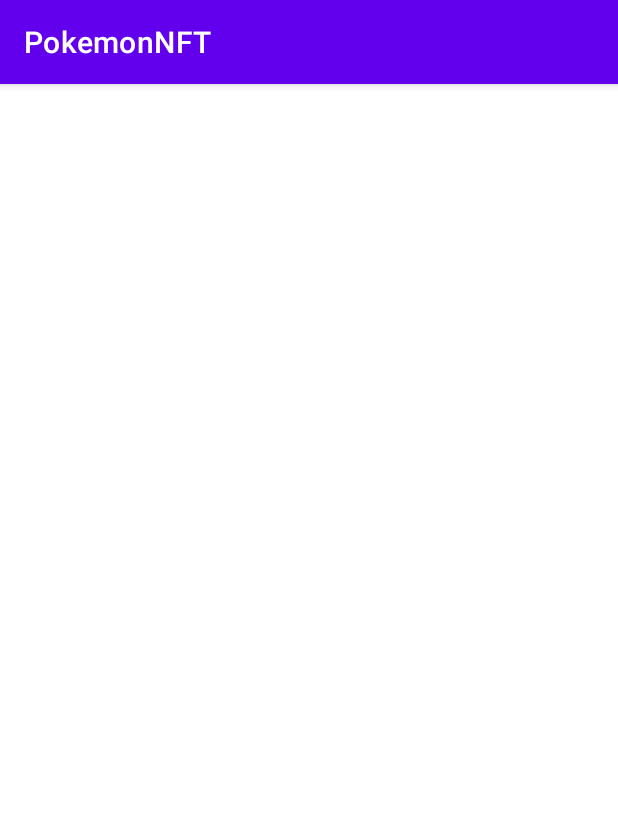
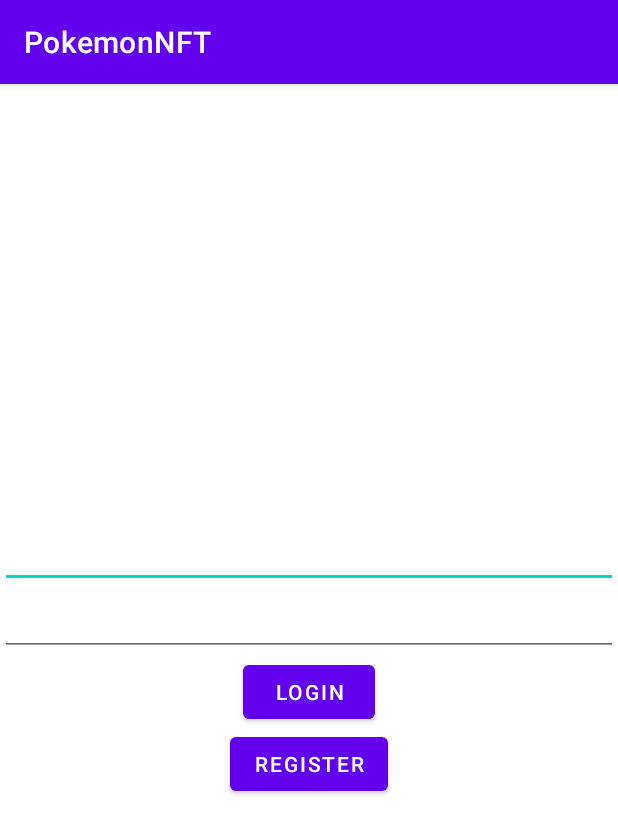
Before and after one commit to tahirikosan/pokemonnft, an Android app: the screen it shows after launch (MainActivity), on a phone screen of 412 x 824 dp. Shown: the top 834 px of the screen. Run offline under Robolectric (Android 15) with nearby library versions, the phone set to English and light mode, and no system bars; our stand-ins replace Dagger/Hilt's generated code, Firebase (no records; nobody signed in at launch, a user with empty details on screens opened directly), Timber.

Commit message:
fet: Add User firebase Auth. Add Game menu. Add wallet creation and wallet login.

```diff
--- a/app/build.gradle
+++ b/app/build.gradle
@@ -114,6 +114,7 @@ dependencies {
     // Import the Firebase BoM
     implementation platform('com.google.firebase:firebase-bom:29.0.3')
     implementation 'com.google.firebase:firebase-analytics-ktx'
+    implementation 'com.google.firebase:firebase-auth-ktx'
 
     //Navigation
     def nav_version = "2.4.0"
--- a/app/src/main/java/com/tahirikosan/pokemonnft/MainActivity.kt
+++ b/app/src/main/java/com/tahirikosan/pokemonnft/MainActivity.kt
@@ -6,6 +6,7 @@ import dagger.hilt.android.AndroidEntryPoint
 
 @AndroidEntryPoint
 class MainActivity : AppCompatActivity() {
+
     override fun onCreate(savedInstanceState: Bundle?) {
         super.onCreate(savedInstanceState)
         setContentView(R.layout.activity_main)
--- a/app/src/main/java/com/tahirikosan/pokemonnft/data/response/wallet/CreateWalletResponse.kt
+++ b/app/src/main/java/com/tahirikosan/pokemonnft/data/response/wallet/WalletResponse.kt
@@ -1,6 +1,6 @@
 package com.tahirikosan.pokemonnft.data.response.wallet
 
-data class CreateWalletResponse(
+data class WalletResponse(
     val address: String,
     val mnemonic: Mnemonic,
     val privateKey: String
--- /dev/null
+++ b/app/src/main/java/com/tahirikosan/pokemonnft/ui/auth/AuthFragment.kt
@@ -0,0 +1,75 @@
+package com.tahirikosan.pokemonnft.ui.auth
+
+import android.os.Bundle
+import android.view.View
+import android.widget.Toast
+import androidx.fragment.app.viewModels
+import androidx.navigation.fragment.findNavController
+import com.google.firebase.auth.FirebaseAuth
+import com.google.firebase.auth.ktx.auth
+import com.google.firebase.ktx.Firebase
+import com.tahirikosan.pokemonnft.base.BaseFragment
+import com.tahirikosan.pokemonnft.data.remote.Resource
+import com.tahirikosan.pokemonnft.databinding.FragmentAuthBinding
+import com.tahirikosan.pokemonnft.utils.Utils
+import com.tahirikosan.pokemonnft.utils.Utils.enable
+import com.tahirikosan.pokemonnft.utils.Utils.showToastShort
+import com.tahirikosan.pokemonnft.utils.Utils.trimmedText
+import com.tahirikosan.pokemonnft.utils.Utils.visible
+import dagger.hilt.android.AndroidEntryPoint
+import timber.log.Timber
+
+@AndroidEntryPoint
+class AuthFragment : BaseFragment<FragmentAuthBinding>(FragmentAuthBinding::inflate) {
+
+    private val viewModel by viewModels<AuthViewModel>()
+    private lateinit var auth: FirebaseAuth
+
+    override fun onViewCreated(view: View, savedInstanceState: Bundle?) {
+        super.onViewCreated(view, savedInstanceState)
+        // Initialize Firebase Auth
+        auth = Firebase.auth
+        observe()
+        handleClicks()
+    }
+
+    override fun onStart() {
+        super.onStart()
+        // Check if user is signed in (non-null) and update UI accordingly.
+        val currentUser = auth.currentUser
+        if (currentUser != null) {
+            routeToWalletConnectionPage()
+        }
+    }
+
+    private fun handleClicks() {
+        with(binding) {
+            btnLogin.setOnClickListener {
+                login()
+            }
+        }
+    }
+
+    private fun observe() {
+    }
+
+    private fun login() {
+        val email = binding.etEmail.trimmedText()
+        val password = binding.etPassword.trimmedText()
+        auth.signInWithEmailAndPassword(email, password)
+            .addOnCompleteListener(requireActivity()) { task ->
+                if (task.isSuccessful) {
+                    // Sign in success, update UI with the signed-in user's information
+                    showToastShort(requireContext(), "signInWithEmail:success")
+                    val user = auth.currentUser
+                } else {
+                    // If sign in fails, display a message to the user.
+                    showToastShort(requireContext(), "signInWithEmail:failure")
+                }
+            }
+    }
+
+    private fun routeToWalletConnectionPage(){
+        findNavController().navigate(AuthFragmentDirections.actionAuthFragmentToWalletConnectionFragment())
+    }
+}
--- /dev/null
+++ b/app/src/main/java/com/tahirikosan/pokemonnft/ui/auth/RegisterFragment.kt
@@ -0,0 +1,4 @@
+package com.tahirikosan.pokemonnft.ui.auth
+
+class RegisterFragment {
+}
--- a/app/src/main/java/com/tahirikosan/pokemonnft/utils/Utils.kt
+++ b/app/src/main/java/com/tahirikosan/pokemonnft/utils/Utils.kt
@@ -2,6 +2,7 @@ package com.tahirikosan.pokemonnft.utils
 
 import android.content.Context
 import android.view.View
+import android.widget.EditText
 import android.widget.Toast
 
 object Utils {
@@ -24,4 +25,6 @@ object Utils {
         visibility = if (isVisible) View.VISIBLE else View.GONE
     }
 
+    fun EditText.trimmedText() = this.text.trim().toString()
+
 }
--- a/app/src/main/res/layout/fragment_auth.xml
+++ b/app/src/main/res/layout/fragment_auth.xml
@@ -3,6 +3,54 @@
     android:layout_width="match_parent"
     android:layout_height="match_parent"
     xmlns:app="http://schemas.android.com/apk/res-auto">
+
+    <LinearLayout
+        android:layout_width="match_parent"
+        android:layout_height="wrap_content"
+        android:orientation="vertical"
+        app:layout_constraintTop_toTopOf="parent"
+        app:layout_constraintEnd_toEndOf="parent"
+        app:layout_constraintStart_toStartOf="parent"
+        app:layout_constraintBottom_toBottomOf="parent">
+
+        <EditText
+            android:id="@+id/et_email"
+            android:layout_width="match_parent"
+            android:layout_height="wrap_content"
+            android:inputType="textEmailAddress"/>
+
+        <EditText
+            android:id="@+id/et_password"
+            android:layout_width="match_parent"
+            android:layout_height="wrap_content"/>
+
+        <Button
+            android:id="@+id/btn_login"
+            android:layout_width="wrap_content"
+            android:layout_height="wrap_content"
+            android:layout_gravity="center_horizontal"
+            android:text="Login"
+            android:visibility="visible"
+            app:layout_constraintTop_toTopOf="parent"
+            app:layout_constraintEnd_toEndOf="parent"
+            app:layout_constraintBottom_toBottomOf="parent"
+            app:layout_constraintStart_toStartOf="parent"/>
+
+        <Button
+            android:id="@+id/btn_register"
+            android:layout_width="wrap_content"
+            android:layout_height="wrap_content"
+            android:layout_gravity="center_horizontal"
+            android:text="Register"
+            android:visibility="visible"
+            app:layout_constraintTop_toTopOf="parent"
+            app:layout_constraintEnd_toEndOf="parent"
+            app:layout_constraintBottom_toBottomOf="parent"
+            app:layout_constraintStart_toStartOf="parent"/>
+
+
+
+    </LinearLayout>
 
     <ProgressBar
         android:id="@+id/view_loading"
@@ -14,33 +62,4 @@
         app:layout_constraintBottom_toBottomOf="parent"
         app:layout_constraintStart_toStartOf="parent"/>
 
-    <Button
-        android:id="@+id/btn_create_wallet"
-        android:layout_width="wrap_content"
-        android:layout_height="wrap_content"
-        android:text="Create wallet"
-        app:layout_constraintTop_toTopOf="parent"
-        app:layout_constraintEnd_toEndOf="parent"
-        app:layout_constraintBottom_toBottomOf="parent"
-        app:layout_constraintStart_toStartOf="parent"/>
-
-    <Button
-        android:id="@+id/btn_get_owner_pokemons"
-        android:layout_width="wrap_content"
-        android:layout_height="wrap_content"
-        android:text="Get Owner Pokemons"
-        app:layout_constraintTop_toTopOf="parent"
-        app:layout_constraintEnd_toEndOf="parent"
-        app:layout_constraintStart_toStartOf="parent"/>
-
-
-    <Button
-        android:id="@+id/btn_mint_pokemon"
-        android:layout_width="wrap_content"
-        android:layout_height="wrap_content"
-        android:text="Mint Pokemon"
-        app:layout_constraintBottom_toBottomOf="parent"
-        app:layout_constraintEnd_toEndOf="parent"
-        app:layout_constraintStart_toStartOf="parent"/>
-
 </androidx.constraintlayout.widget.ConstraintLayout>
--- a/app/src/main/res/navigation/nav_main.xml
+++ b/app/src/main/res/navigation/nav_main.xml
@@ -6,6 +6,23 @@
 
     <fragment
         android:id="@+id/authFragment"
-        android:name="com.tahirikosan.pokemonnft.ui.AuthFragment"
-        android:label="AuthFragment" />
+        android:name="com.tahirikosan.pokemonnft.ui.auth.AuthFragment"
+        android:label="AuthFragment" >
+        <action
+            android:id="@+id/action_authFragment_to_walletConnectionFragment"
+            app:destination="@id/walletConnectionFragment" />
+    </fragment>
+
+    <fragment
+        android:id="@+id/walletConnectionFragment"
+        android:name="com.tahirikosan.pokemonnft.ui.wallet.WalletConnectionFragment"
+        android:label="WalletConnectionFragment" >
+        <action
+            android:id="@+id/action_walletConnectionFragment_to_gameMenuFragment"
+            app:destination="@id/gameMenuFragment" />
+    </fragment>
+    <fragment
+        android:id="@+id/gameMenuFragment"
+        android:name="com.tahirikosan.pokemonnft.ui.menu.GameMenuFragment"
+        android:label="GameMenuFragment" />
 </navigation>
```
Also changed, not shown: app/src/main/java/com/tahirikosan/pokemonnft/data/remote/api/NftApi.kt (+8 -3 lines), app/src/main/java/com/tahirikosan/pokemonnft/data/repository/NtfRepository.kt (+6 -2 lines), app/src/main/java/com/tahirikosan/pokemonnft/ui/AuthFragment.kt (deleted, +0 -95 lines), app/src/main/java/com/tahirikosan/pokemonnft/ui/auth/AuthViewModel.kt (added, +19 -0 lines), app/src/main/java/com/tahirikosan/pokemonnft/ui/menu/GameMenuFragment.kt (added, +73 -0 lines), app/src/main/java/com/tahirikosan/pokemonnft/ui/menu/GameMenuViewModel.kt (renamed from app/src/main/java/com/tahirikosan/pokemonnft/ui/AuthViewModel.kt, +3 -14 lines), app/src/main/java/com/tahirikosan/pokemonnft/ui/wallet/WalletConnectionFragment.kt (added, +64 -0 lines), app/src/main/java/com/tahirikosan/pokemonnft/ui/wallet/WalletConnectionViewModel.kt (added, +34 -0 lines), app/src/main/res/layout/fragment_game_menu.xml (added, +29 -0 lines), app/src/main/res/layout/fragment_wallet_connection.xml (added, +40 -0 lines).
